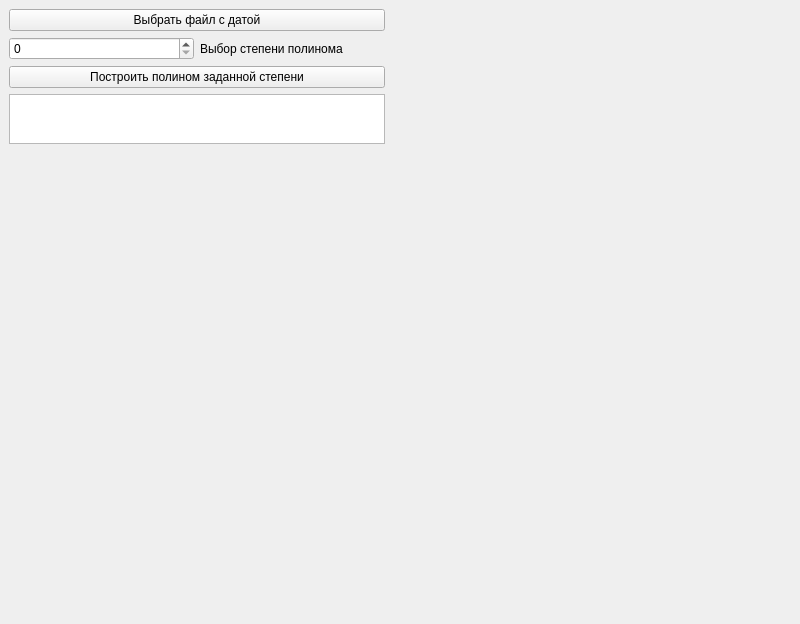
Before: the Qt Designer form ui_files/main_design.ui in gruzdev-as/Alexey_thesis_app, drawn with Qt 5.
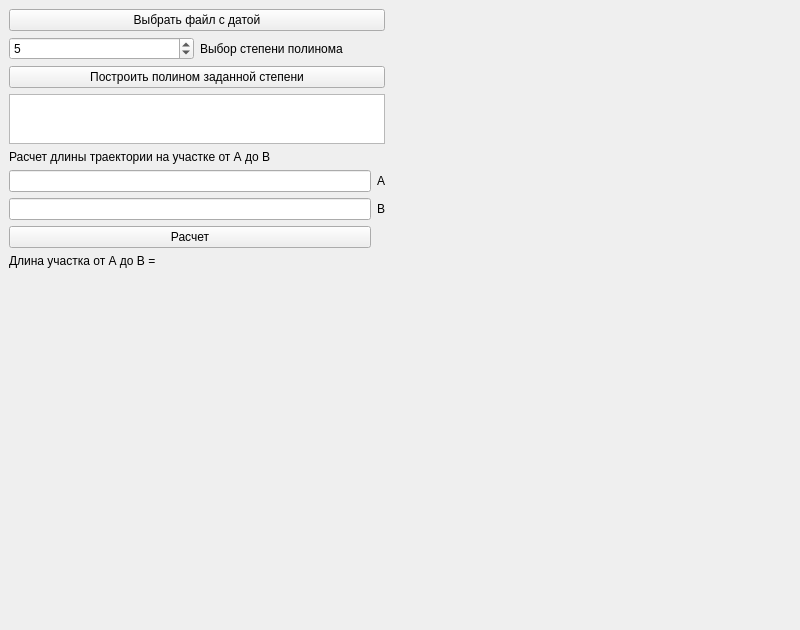
After: the same form once the commit is applied.

The edit to the form file:
```diff
--- a/ui_files/main_design.ui
+++ b/ui_files/main_design.ui
@@ -7,7 +7,7 @@
     <x>0</x>
     <y>0</y>
     <width>800</width>
-    <height>600</height>
+    <height>630</height>
    </rect>
   </property>
   <property name="windowTitle">
@@ -27,7 +27,11 @@
       <item>
        <layout class="QHBoxLayout" name="horizontalLayout_4">
         <item>
-         <widget class="QSpinBox" name="poly_degree_spinBox"/>
+         <widget class="QSpinBox" name="poly_degree_spinBox">
+          <property name="value">
+           <number>5</number>
+          </property>
+         </widget>
         </item>
         <item>
          <widget class="QLabel" name="label">
@@ -56,6 +60,8 @@
        </widget>
       </item>
       <item>
+       <layout class="QGridLayout" name="gridLayout">
+        <item row="5" column="0">
        <spacer name="verticalSpacer">
         <property name="orientation">
          <enum>Qt::Vertical</enum>
@@ -67,6 +73,49 @@
          </size>
         </property>
        </spacer>
+        </item>
+        <item row="3" column="0">
+         <widget class="QPushButton" name="calculate_length_button">
+          <property name="text">
+           <string>Расчет</string>
+          </property>
+         </widget>
+        </item>
+        <item row="2" column="0">
+         <widget class="QLineEdit" name="pointB_lineedit"/>
+        </item>
+        <item row="0" column="0">
+         <widget class="QLabel" name="label_4">
+          <property name="text">
+           <string>Расчет длины траектории на участке от А до B</string>
+          </property>
+         </widget>
+        </item>
+        <item row="2" column="1">
+         <widget class="QLabel" name="label_3">
+          <property name="text">
+           <string>B</string>
+          </property>
+         </widget>
+        </item>
+        <item row="1" column="1">
+         <widget class="QLabel" name="label_2">
+          <property name="text">
+           <string>А</string>
+          </property>
+         </widget>
+        </item>
+        <item row="1" column="0">
+         <widget class="QLineEdit" name="pointA_lineEdit"/>
+        </item>
+        <item row="4" column="0">
+         <widget class="QLabel" name="length_label">
+          <property name="text">
+           <string>Длина участка от А до B = </string>
+          </property>
+         </widget>
+        </item>
+       </layout>
       </item>
      </layout>
     </item>
```
Lines whose indentation alone changed are shown as unchanged.
